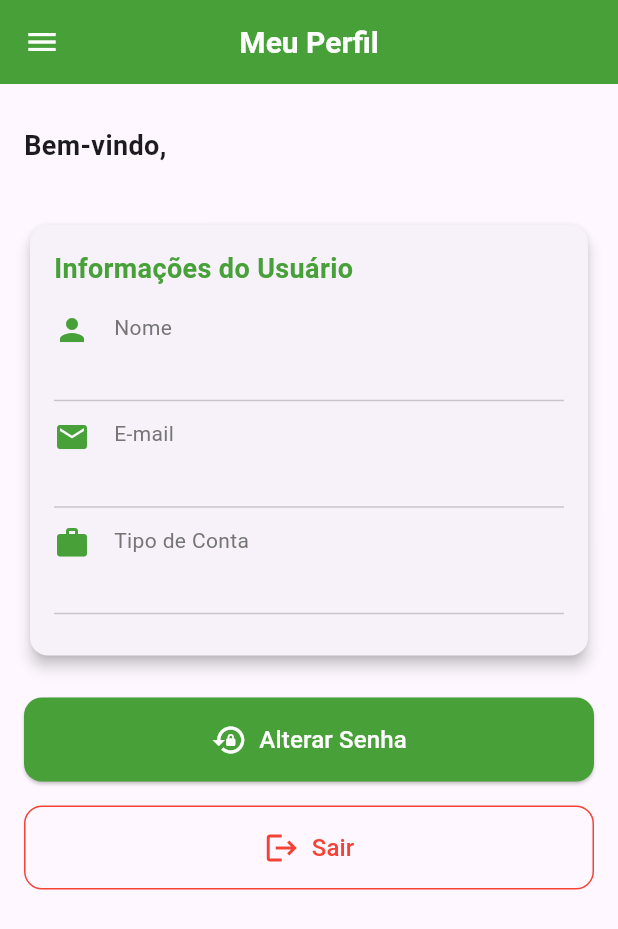
After one commit to CarolBastos/hackaton-flutter-fiap-farms, a Flutter app: the screen it shows after launch, after a tap on "Entrar", after a tap on the "menu" icon, after a tap on "Perfil", on a phone screen of 412 x 824 dp. The commit adds this screen. Shown: the top 929 px of the screen. Run offline on Flutter 3.47's test engine with Material 3 defaults, Android fonts, the phone set to English and light mode, and no system bars; our stand-ins replace cloud_firestore, firebase_auth, firebase_core, fl_chart, google_maps_flutter; accounts and stored records are empty.

Commit message:
Versão finalizada

```diff
--- a/lib/main.dart
+++ b/lib/main.dart
@@ -12,6 +12,7 @@ import 'package:fiap_farms/screens/production_dashboard.dart';
 import 'package:fiap_farms/screens/add_production_screen.dart';
 import 'package:fiap_farms/screens/inventory_sales_screen.dart';
 import 'package:fiap_farms/screens/goals_dashboard.dart';
+import 'package:fiap_farms/screens/user_profile_screen.dart';
 import 'package:firebase_core/firebase_core.dart';
 import 'package:flutter/material.dart';
 import 'routes.dart';
@@ -90,6 +91,7 @@ class MyApp extends StatelessWidget {
         Routes.addGoal: (context) => const AddGoalScreen(),
         Routes.farmDashboard: (context) => const FarmDashboard(),
         Routes.addFarm: (context) => const AddFarmScreen(),
+        Routes.userDetails: (context) => const UserProfileScreen(),
       },
     );
   }
--- a/lib/routes.dart
+++ b/lib/routes.dart
@@ -12,4 +12,5 @@ class Routes {
   static const String farmDashboard = '/farm-dashboard';
   static const String addFarm = '/add-farm';
   static const String farmDetails = '/farm-details';
+  static const String userDetails = '/user-details';
 }
--- a/lib/screens/sales_dashboard.dart
+++ b/lib/screens/sales_dashboard.dart
@@ -151,30 +151,46 @@ class _SalesDashboardState extends State<SalesDashboard> {
                   ),
                   const SizedBox(height: 16),
                   // Indicadores
-                  Row(
-                    mainAxisAlignment: MainAxisAlignment.spaceEvenly,
+                  LayoutBuilder(
+                    builder: (context, constraints) {
+                      final isWide = constraints.maxWidth > 600;
+                      final cardWidth = isWide
+                          ? (constraints.maxWidth - 36) /
+                                4 // 4 colunas com espaçamento
+                          : (constraints.maxWidth - 24) /
+                                2; // 2 colunas com espaçamento
+
+                      return Wrap(
+                        spacing: 12,
+                        runSpacing: 12,
                         children: [
                           _IndicatorCard(
                             title: 'Vendas',
                             value: 'R\$ ${totalSales.toStringAsFixed(2)}',
                             icon: Icons.shopping_cart,
+                            width: cardWidth,
                           ),
                           _IndicatorCard(
                             title: 'Lucro',
                             value: 'R\$ ${totalProfit.toStringAsFixed(2)}',
                             icon: Icons.attach_money,
+                            width: cardWidth,
                           ),
                           _IndicatorCard(
-                        title: 'Quantidade de Vendas',
+                            title: 'Qtd. Vendas',
                             value: '$orders',
                             icon: Icons.receipt_long,
+                            width: cardWidth,
                           ),
                           _IndicatorCard(
                             title: 'Crescimento',
                             value: '${(growth * 100).toStringAsFixed(1)}%',
                             icon: Icons.trending_up,
+                            width: cardWidth,
                           ),
                         ],
+                      );
+                    },
                   ),
                   const SizedBox(height: 24),
                   Row(
@@ -187,6 +203,11 @@ class _SalesDashboardState extends State<SalesDashboard> {
                           fontWeight: FontWeight.bold,
                         ),
                       ),
+                    ],
+                  ),
+                  Row(
+                    mainAxisAlignment: MainAxisAlignment.spaceBetween,
+                    children: [
                       ElevatedButton.icon(
                         onPressed: () {
                           Navigator.pushNamed(context, Routes.addProduct);
@@ -327,10 +348,11 @@ class _SalesDashboardState extends State<SalesDashboard> {
                               size: 20,
                             ),
                           ),
-                          title: Row(
+                          title: Wrap(
+                            spacing: 8,
+                            crossAxisAlignment: WrapCrossAlignment.center,
                             children: [
                               Text(product.name),
-                              const SizedBox(width: 8),
                               Container(
                                 padding: const EdgeInsets.symmetric(
                                   horizontal: 6,
@@ -389,11 +411,18 @@ class _SalesDashboardState extends State<SalesDashboard> {
                     ),
                     SizedBox(
                       height: 220,
+                      child: SingleChildScrollView(
+                        scrollDirection: Axis.horizontal,
+                        child: SizedBox(
+                          width: (productsWithProfit.length * 80)
+                              .toDouble()
+                              .clamp(300.0, 1000.0),
                           child: BarChart(
                             BarChartData(
                               alignment: BarChartAlignment.spaceBetween,
                               maxY:
-                              (productsWithProfit.first['profit'] as double) *
+                                  (productsWithProfit.first['profit']
+                                      as double) *
                                   1.2,
                               titlesData: FlTitlesData(
                                 leftTitles: AxisTitles(
@@ -420,7 +449,15 @@ class _SalesDashboardState extends State<SalesDashboard> {
                                       final product =
                                           productsWithProfit[idx]['product']
                                               as Product;
-                                  return Text(product.name);
+                                      return Padding(
+                                        padding: const EdgeInsets.only(
+                                          top: 8.0,
+                                        ),
+                                        child: Text(
+                                          product.name,
+                                          style: const TextStyle(fontSize: 10),
+                                        ),
+                                      );
                                     },
                                   ),
                                 ),
@@ -432,30 +469,29 @@ class _SalesDashboardState extends State<SalesDashboard> {
                                 ),
                               ),
                               borderData: FlBorderData(show: false),
-                          barGroups: List.generate(productsWithProfit.length, (
-                            i,
-                          ) {
+                              barGroups: List.generate(
+                                productsWithProfit.length,
+                                (i) {
+                                  final profit =
+                                      productsWithProfit[i]['profit'] as double;
                                   return BarChartGroupData(
                                     x: i,
                                     barRods: [
                                       BarChartRodData(
-                                  toY:
-                                      productsWithProfit[i]['profit'] as double,
-                                  color:
-                                      (productsWithProfit[i]['profit']
-                                              as double) >
-                                          0
+                                        toY: profit,
+                                        color: profit > 0
                                             ? AppColors.success
-                                      : (productsWithProfit[i]['profit']
-                                                as double) <
-                                            0
+                                            : profit < 0
                                             ? AppColors.danger
                                             : AppColors.textSecondary,
                                         width: 22,
                                       ),
                                     ],
                                   );
-                          }),
+                                },
+                              ),
+                            ),
+                          ),
                         ),
                       ),
                     ),
@@ -547,15 +583,20 @@ class _IndicatorCard extends StatelessWidget {
   final String title;
   final String value;
   final IconData icon;
+  final double? width;
+
   const _IndicatorCard({
     required this.title,
     required this.value,
     required this.icon,
+    this.width,
   });
 
   @override
   Widget build(BuildContext context) {
-    return Card(
+    return SizedBox(
+      width: width,
+      child: Card(
         child: Padding(
           padding: const EdgeInsets.all(12.0),
           child: Column(
@@ -565,10 +606,14 @@ class _IndicatorCard extends StatelessWidget {
               const SizedBox(height: 8),
               Text(
                 value,
-              style: const TextStyle(fontSize: 16, fontWeight: FontWeight.bold),
+                style: const TextStyle(
+                  fontSize: 16,
+                  fontWeight: FontWeight.bold,
+                ),
               ),
               Text(title, style: const TextStyle(fontSize: 14)),
             ],
+          ),
         ),
       ),
     );
--- /dev/null
+++ b/lib/screens/user_profile_screen.dart
@@ -0,0 +1,179 @@
+import 'package:fiap_farms/screens/components/custom_app_bar.dart';
+import 'package:fiap_farms/screens/components/menu_drawer.dart';
+import 'package:fiap_farms/screens/components/user_header_widget.dart';
+import 'package:flutter/material.dart';
+import 'package:provider/provider.dart';
+import '../utils/app_colors.dart';
+import '../routes.dart';
+import '../presentation/controllers/auth_controller.dart';
+
+class UserProfileScreen extends StatelessWidget {
+  const UserProfileScreen({super.key});
+
+  @override
+  Widget build(BuildContext context) {
+    final authController = Provider.of<AuthController>(context);
+    final currentUser = authController.currentUser;
+
+    return Scaffold(
+      appBar: DashboardAppBar(title: 'Meu Perfil'),
+      drawer: MenuDrawer(currentRoute: Routes.userDetails),
+      body: SingleChildScrollView(
+        padding: const EdgeInsets.all(16.0),
+        child: Column(
+          crossAxisAlignment: CrossAxisAlignment.start,
+          children: [
+            const UserHeader(),
+            const SizedBox(height: 24),
+
+            // Card de Informações do Usuário
+            Card(
+              elevation: 4,
+              shape: RoundedRectangleBorder(
+                borderRadius: BorderRadius.circular(12),
+              ),
+              child: Padding(
+                padding: const EdgeInsets.all(16.0),
+                child: Column(
+                  crossAxisAlignment: CrossAxisAlignment.start,
+                  children: [
+                    const Text(
+                      'Informações do Usuário',
+                      style: TextStyle(
+                        fontSize: 18,
+                        fontWeight: FontWeight.bold,
+                        color: AppColors.primary,
+                      ),
+                    ),
+                    const SizedBox(height: 16),
+
+                    _ProfileInfoItem(
+                      icon: Icons.person,
+                      label: 'Nome',
+                      value: currentUser?.name ?? 'Não informado',
+                    ),
+
+                    const Divider(height: 24),
+
+                    _ProfileInfoItem(
+                      icon: Icons.email,
+                      label: 'E-mail',
+                      value: currentUser?.email ?? 'Não informado',
+                    ),
+
+                    const Divider(height: 24),
+
+                    _ProfileInfoItem(
+                      icon: Icons.work,
+                      label: 'Tipo de Conta',
+                      value: currentUser?.role ?? 'Não informado',
+                    ),
+
+                    const Divider(height: 24),
+                  ],
+                ),
+              ),
+            ),
+
+            const SizedBox(height: 24),
+
+            // Botão de Alterar Senha
+            SizedBox(
+              width: double.infinity,
+              child: ElevatedButton.icon(
+                onPressed: () {
+                  Navigator.pushNamed(context, Routes.changePassword);
+                },
+                icon: const Icon(Icons.lock_reset, size: 24),
+                label: const Text(
+                  'Alterar Senha',
+                  style: TextStyle(fontSize: 16),
+                ),
+                style: ElevatedButton.styleFrom(
+                  backgroundColor: AppColors.primary,
+                  foregroundColor: Colors.white,
+                  padding: const EdgeInsets.symmetric(vertical: 16),
+                  shape: RoundedRectangleBorder(
+                    borderRadius: BorderRadius.circular(12),
+                  ),
+                ),
+              ),
+            ),
+
+            const SizedBox(height: 16),
+
+            // Botão de Sair
+            SizedBox(
+              width: double.infinity,
+              child: OutlinedButton.icon(
+                onPressed: () async {
+                  await authController.signOut();
+                  Navigator.pushNamedAndRemoveUntil(
+                    context,
+                    Routes.login,
+                    (route) => false,
+                  );
+                },
+                icon: const Icon(Icons.logout, size: 24),
+                label: const Text('Sair', style: TextStyle(fontSize: 16)),
+                style: OutlinedButton.styleFrom(
+                  side: const BorderSide(color: AppColors.danger),
+                  foregroundColor: AppColors.danger,
+                  padding: const EdgeInsets.symmetric(vertical: 16),
+                  shape: RoundedRectangleBorder(
+                    borderRadius: BorderRadius.circular(12),
+                  ),
+                ),
+              ),
+            ),
+          ],
+        ),
+      ),
+    );
+  }
+}
+
+class _ProfileInfoItem extends StatelessWidget {
+  final IconData icon;
+  final String label;
+  final String value;
+
+  const _ProfileInfoItem({
+    required this.icon,
+    required this.label,
+    required this.value,
+  });
+
+  @override
+  Widget build(BuildContext context) {
+    return Row(
+      crossAxisAlignment: CrossAxisAlignment.start,
+      children: [
+        Icon(icon, size: 24, color: AppColors.primary),
+        const SizedBox(width: 16),
+        Expanded(
+          child: Column(
+            crossAxisAlignment: CrossAxisAlignment.start,
+            children: [
+              Text(
+                label,
+                style: const TextStyle(
+                  fontSize: 14,
+                  color: AppColors.textSecondary,
+                ),
+              ),
+              const SizedBox(height: 4),
+              Text(
+                value,
+                style: const TextStyle(
+                  fontSize: 16,
+                  fontWeight: FontWeight.w500,
+                ),
+              ),
+            ],
+          ),
+        ),
+      ],
+    );
+  }
+}
```
Also changed, not shown: lib/screens/change_password_screen.dart (+4 -7 lines), lib/screens/components/menu_drawer.dart (+2 -11 lines), lib/screens/farm_dashboard.dart (+34 -17 lines), lib/screens/goals_dashboard.dart (+24 -9 lines), lib/screens/inventory_sales_screen.dart (+27 -16 lines), lib/screens/production_dashboard.dart (+23 -8 lines), lib/screens/register_screen.dart (+14 -13 lines). Lines whose indentation alone changed are shown as unchanged.
